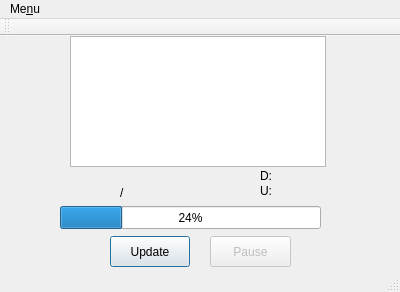
Before: the Qt Designer form mainwindow.ui in Unvanquished/updater, drawn with Qt 5.
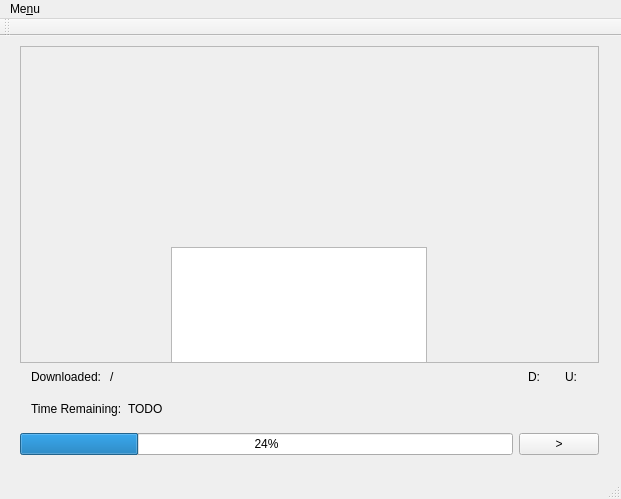
After: the same form once the commit is applied.

What changed in the file:
```diff
--- a/mainwindow.ui
+++ b/mainwindow.ui
@@ -6,181 +6,238 @@
    <rect>
     <x>0</x>
     <y>0</y>
-    <width>400</width>
-    <height>292</height>
+    <width>621</width>
+    <height>499</height>
    </rect>
   </property>
   <property name="windowTitle">
    <string>MainWindow</string>
   </property>
   <widget class="QWidget" name="centralWidget">
-   <widget class="QTextBrowser" name="textBrowser">
+   <widget class="QWidget" name="gridLayoutWidget">
     <property name="geometry">
      <rect>
-      <x>70</x>
-      <y>0</y>
-      <width>256</width>
-      <height>131</height>
+      <x>9</x>
+      <y>-1</y>
+      <width>601</width>
+      <height>431</height>
      </rect>
     </property>
-   </widget>
-   <widget class="QPushButton" name="updateButton">
-    <property name="geometry">
-     <rect>
-      <x>110</x>
-      <y>200</y>
-      <width>80</width>
-      <height>31</height>
-     </rect>
-    </property>
-    <property name="text">
-     <string>Update</string>
-    </property>
-    <property name="autoDefault">
-     <bool>false</bool>
-    </property>
-    <property name="default">
-     <bool>true</bool>
-    </property>
-    <property name="flat">
-     <bool>false</bool>
-    </property>
-   </widget>
+    <layout class="QGridLayout" name="gridLayout">
+     <item row="3" column="0">
    <widget class="QProgressBar" name="progressBar">
-    <property name="geometry">
-     <rect>
-      <x>60</x>
-      <y>170</y>
-      <width>261</width>
-      <height>23</height>
-     </rect>
+       <property name="sizePolicy">
+        <sizepolicy hsizetype="Expanding" vsizetype="Fixed">
+         <horstretch>22</horstretch>
+         <verstretch>0</verstretch>
+        </sizepolicy>
     </property>
     <property name="value">
      <number>24</number>
     </property>
    </widget>
-   <widget class="QLabel" name="downloadSpeedLabel">
-    <property name="geometry">
-     <rect>
-      <x>260</x>
-      <y>130</y>
-      <width>57</width>
-      <height>20</height>
-     </rect>
+     </item>
+     <item row="3" column="1">
+      <widget class="QPushButton" name="updateButton">
+       <property name="sizePolicy">
+        <sizepolicy hsizetype="Minimum" vsizetype="Fixed">
+         <horstretch>1</horstretch>
+         <verstretch>0</verstretch>
+        </sizepolicy>
     </property>
     <property name="text">
-     <string>D:</string>
-    </property>
-   </widget>
-   <widget class="QLabel" name="uploadSpeedLabel">
+        <string>&gt;</string>
+       </property>
+      </widget>
+     </item>
+     <item row="0" column="0" colspan="2">
+      <widget class="QScrollArea" name="scrollArea">
+       <property name="widgetResizable">
+        <bool>true</bool>
+       </property>
+       <widget class="QWidget" name="scrollAreaWidgetContents">
     <property name="geometry">
      <rect>
-      <x>260</x>
-      <y>140</y>
-      <width>57</width>
-      <height>30</height>
-     </rect>
-    </property>
-    <property name="text">
-     <string>U:</string>
-    </property>
-   </widget>
-   <widget class="QLabel" name="downloadSpeed">
+          <x>0</x>
+          <y>0</y>
+          <width>592</width>
+          <height>330</height>
+         </rect>
+        </property>
+        <widget class="QTextBrowser" name="textBrowser">
     <property name="geometry">
      <rect>
-      <x>276</x>
-      <y>130</y>
-      <width>60</width>
-      <height>20</height>
-     </rect>
-    </property>
+           <x>150</x>
+           <y>200</y>
+           <width>256</width>
+           <height>192</height>
+          </rect>
+         </property>
+        </widget>
+       </widget>
+      </widget>
+     </item>
+     <item row="2" column="0" colspan="2">
+      <widget class="QWidget" name="horizontalWidget_2" native="true">
+       <layout class="QHBoxLayout" name="horizontalLayout_2">
+        <property name="topMargin">
+         <number>1</number>
+        </property>
+        <item>
+         <widget class="QLabel" name="label_7">
+          <property name="sizePolicy">
+           <sizepolicy hsizetype="Maximum" vsizetype="Preferred">
+            <horstretch>0</horstretch>
+            <verstretch>0</verstretch>
+           </sizepolicy>
+          </property>
     <property name="text">
-     <string/>
-    </property>
-   </widget>
-   <widget class="QLabel" name="uploadSpeed">
-    <property name="geometry">
-     <rect>
-      <x>275</x>
-      <y>146</y>
-      <width>60</width>
-      <height>20</height>
-     </rect>
+           <string>Time Remaining:</string>
+          </property>
+         </widget>
+        </item>
+        <item>
+         <widget class="QLabel" name="eta">
+          <property name="sizePolicy">
+           <sizepolicy hsizetype="Minimum" vsizetype="Preferred">
+            <horstretch>0</horstretch>
+            <verstretch>0</verstretch>
+           </sizepolicy>
     </property>
     <property name="text">
-     <string/>
-    </property>
-   </widget>
+           <string>TODO</string>
+          </property>
+         </widget>
+        </item>
+       </layout>
+      </widget>
+     </item>
+     <item row="1" column="0" colspan="2">
+      <widget class="QWidget" name="horizontalWidget" native="true">
+       <layout class="QHBoxLayout" name="horizontalLayout" stretch="0,1,0,1,0,0,0,0">
+        <property name="spacing">
+         <number>1</number>
+        </property>
+        <property name="topMargin">
+         <number>1</number>
+        </property>
+        <item>
+         <widget class="QLabel" name="label">
+          <property name="sizePolicy">
+           <sizepolicy hsizetype="Maximum" vsizetype="Preferred">
+            <horstretch>1</horstretch>
+            <verstretch>0</verstretch>
+           </sizepolicy>
+          </property>
+          <property name="text">
+           <string>Downloaded:</string>
+          </property>
+         </widget>
+        </item>
+        <item>
    <widget class="QLabel" name="completedSize">
-    <property name="geometry">
-     <rect>
-      <x>60</x>
-      <y>150</y>
-      <width>57</width>
-      <height>14</height>
-     </rect>
-    </property>
-    <property name="styleSheet">
-     <string notr="true">QLabel {
-	qproperty-alignment: AlignRight;
-}</string>
+          <property name="sizePolicy">
+           <sizepolicy hsizetype="Maximum" vsizetype="Preferred">
+            <horstretch>1</horstretch>
+            <verstretch>0</verstretch>
+           </sizepolicy>
     </property>
     <property name="text">
      <string/>
     </property>
    </widget>
-   <widget class="QLabel" name="sizeSeparator">
-    <property name="geometry">
-     <rect>
-      <x>120</x>
-      <y>150</y>
-      <width>10</width>
-      <height>14</height>
-     </rect>
-    </property>
+        </item>
+        <item>
+         <widget class="QLabel" name="label_3">
     <property name="text">
      <string>/</string>
     </property>
    </widget>
+        </item>
+        <item>
    <widget class="QLabel" name="totalSize">
-    <property name="geometry">
-     <rect>
-      <x>129</x>
-      <y>150</y>
-      <width>57</width>
-      <height>14</height>
-     </rect>
-    </property>
+          <property name="sizePolicy">
+           <sizepolicy hsizetype="Minimum" vsizetype="Preferred">
+            <horstretch>0</horstretch>
+            <verstretch>0</verstretch>
+           </sizepolicy>
+          </property>
+          <property name="text">
+           <string/>
+          </property>
+         </widget>
+        </item>
+        <item>
+         <widget class="QLabel" name="label_5">
+          <property name="sizePolicy">
+           <sizepolicy hsizetype="Preferred" vsizetype="Preferred">
+            <horstretch>0</horstretch>
+            <verstretch>0</verstretch>
+           </sizepolicy>
+          </property>
     <property name="styleSheet">
-     <string notr="true">QLabel { qproperty-alignment: AlignLeft; }</string>
+           <string notr="true">margin-left:10px;</string>
     </property>
     <property name="text">
+           <string>D:</string>
+          </property>
+         </widget>
+        </item>
+        <item>
+         <widget class="QLabel" name="downloadSpeed">
+          <property name="sizePolicy">
+           <sizepolicy hsizetype="Preferred" vsizetype="Preferred">
+            <horstretch>0</horstretch>
+            <verstretch>0</verstretch>
+           </sizepolicy>
+          </property>
+          <property name="text">
      <string/>
     </property>
    </widget>
-   <widget class="QPushButton" name="toggleButton">
-    <property name="enabled">
-     <bool>false</bool>
-    </property>
-    <property name="geometry">
-     <rect>
-      <x>210</x>
-      <y>200</y>
-      <width>81</width>
-      <height>31</height>
-     </rect>
+        </item>
+        <item>
+         <widget class="QLabel" name="label_8">
+          <property name="sizePolicy">
+           <sizepolicy hsizetype="Preferred" vsizetype="Preferred">
+            <horstretch>0</horstretch>
+            <verstretch>0</verstretch>
+           </sizepolicy>
+          </property>
+          <property name="styleSheet">
+           <string notr="true">margin-left:10px;</string>
     </property>
     <property name="text">
-     <string>Pause</string>
-    </property>
-   </widget>
+           <string>U:</string>
+          </property>
+         </widget>
+        </item>
+        <item>
+         <widget class="QLabel" name="uploadSpeed">
+          <property name="text">
+           <string/>
+          </property>
+         </widget>
+        </item>
+       </layout>
+      </widget>
+     </item>
+    </layout>
+    <zorder>progressBar</zorder>
+    <zorder>scrollArea</zorder>
+    <zorder>updateButton</zorder>
+    <zorder>horizontalWidget</zorder>
+    <zorder>horizontalWidget_2</zorder>
+   </widget>
+   <zorder>gridLayoutWidget</zorder>
+   <zorder>label_7</zorder>
   </widget>
   <widget class="QMenuBar" name="menuBar">
    <property name="geometry">
     <rect>
      <x>0</x>
      <y>0</y>
-     <width>400</width>
+     <width>621</width>
      <height>22</height>
     </rect>
    </property>
```
Lines whose indentation alone changed are shown as unchanged.
